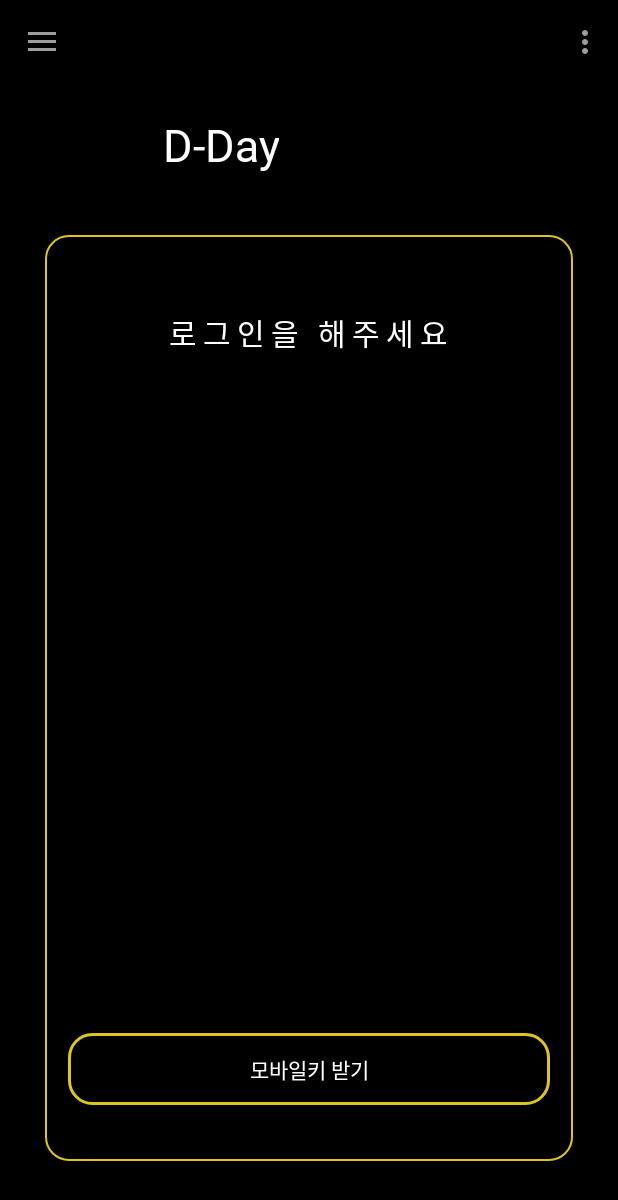
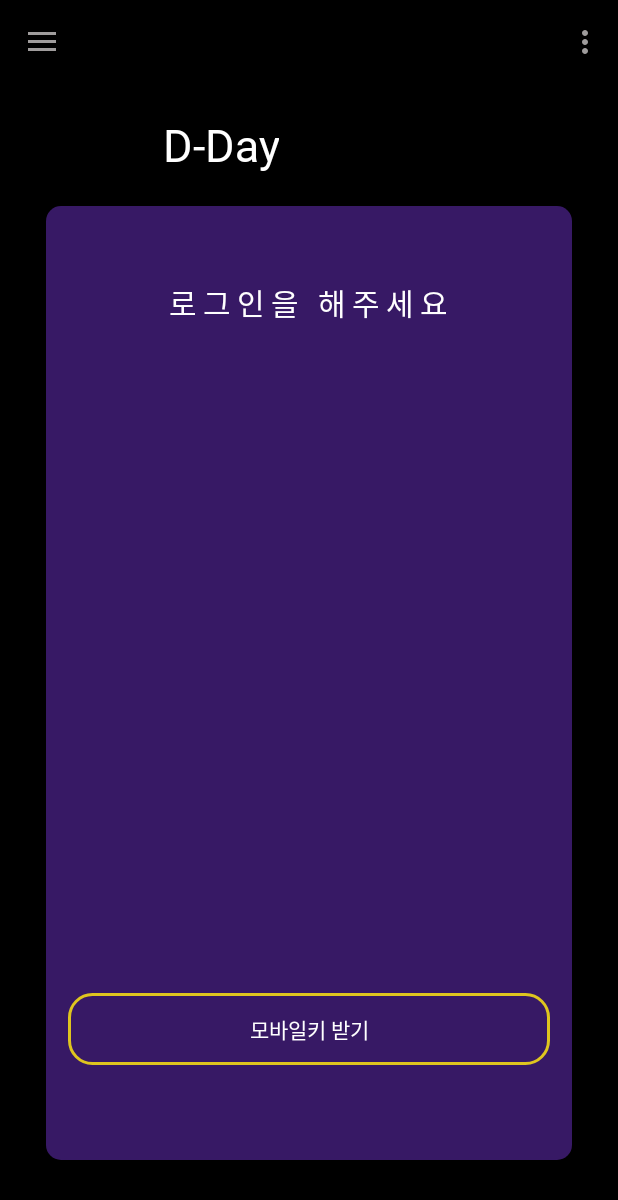
Before and after one commit to pgh8468/NFC, an Android app: the screen it shows after launch (MainActivity), on a phone screen of 412 x 824 dp. Shown: the top 1200 px of the screen. Run offline under Robolectric (Android 15) with nearby library versions, the phone set to English and light mode, and no system bars; libraries missing offline, so code that uses them is left out: com.prolificinteractive.materialcalendarview; 1 statement that could not run was skipped.

Commit message:
조금 수정

```diff
--- a/app/src/main/java/com/example/hotelnfc/frag_reserve.java
+++ b/app/src/main/java/com/example/hotelnfc/frag_reserve.java
@@ -104,6 +104,7 @@ public class frag_reserve extends Fragment {
             public void onDateSelected(@NonNull MaterialCalendarView widget, @NonNull CalendarDay date, boolean selected) {
                 Toast.makeText(getContext(), "Click"+date, Toast.LENGTH_SHORT).show();
 
+
             }
         });
 
@@ -117,6 +118,7 @@ public class frag_reserve extends Fragment {
                 Firstday = dates.get(0).toString(); //체크인 날짜
                 Lastday = dates.get(dates.size()-1).toString(); //체크아웃 날짜
                 result = Integer.toString(dates.size());
+
             }
         });
 
--- a/app/src/main/res/drawable/nfc_layout.xml
+++ b/app/src/main/res/drawable/nfc_layout.xml
@@ -3,15 +3,15 @@
     android:padding="10dp"
     android:shape="rectangle"
 
-    <solid android:color="#000000"/>
+    <solid android:color="#E53E1C71"/>
 
     <corners
-        android:bottomLeftRadius="15dp"
-        android:bottomRightRadius="15dp"
-        android:topLeftRadius="15dp"
-        android:topRightRadius="15dp" />
+        android:bottomLeftRadius="10dp"
+        android:bottomRightRadius="10dp"
+        android:topLeftRadius="10dp"
+        android:topRightRadius="10dp" />
 
     <stroke
         android:width="1dp"
-        android:color="#DFC51F"/>
+        android:color="#00DFC51F"/>
 </shape>
--- a/app/src/main/res/layout/frag_nfc.xml
+++ b/app/src/main/res/layout/frag_nfc.xml
@@ -12,7 +12,7 @@
         android:layout_width="match_parent"
         android:layout_height="wrap_content"
         android:layout_marginTop="20dp"
-        android:layout_marginBottom="40dp"
+        android:layout_marginBottom="20dp"
         android:orientation="horizontal"
         android:weightSum="3">
 
@@ -87,7 +87,7 @@
                 android:textColor="#ffffff"
                 android:text="모바일키 받기"
                 android:fontFamily="@font/gmarketsansttfmedium"
-                android:layout_marginTop="120dp"
+                android:layout_marginTop="100dp"
                 android:layout_marginRight="15dp"
                 android:layout_marginLeft="15dp"/>
 
```
Also changed, not shown: app/src/main/java/com/example/hotelnfc/Frag_signin.java (+1 -15 lines), app/src/main/java/com/example/hotelnfc/MainActivity.java (+0 -24 lines), app/src/main/java/com/example/hotelnfc/frag_check_reserve.java (+5 -24 lines), app/src/main/java/com/example/hotelnfc/frag_reserve_room.java (+1 -14 lines).
